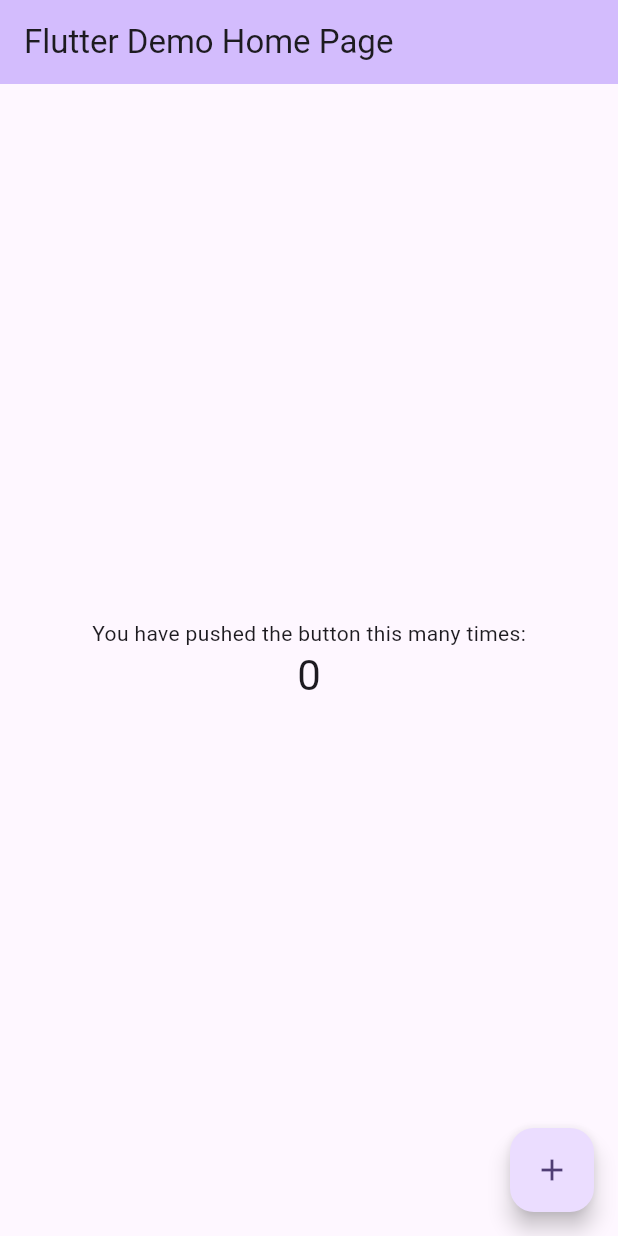
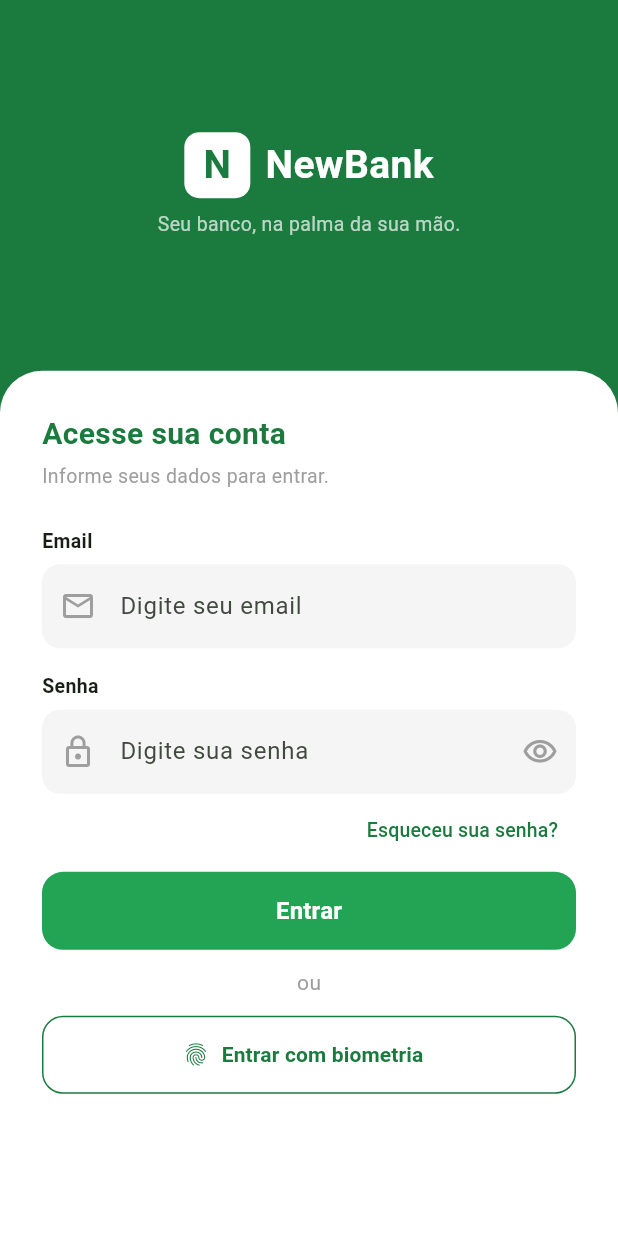
Before and after one commit to ADav1dUnama/NewBank-Flutter, a Flutter app: the screen it shows after launch, on a phone screen of 412 x 824 dp. Run offline on Flutter 3.47's test engine with Material 3 defaults, Android fonts, the light colour scheme and no system bars; our stand-ins replace sqflite; missing offline and left inert: bcrypt; accounts and stored records are empty.

Commit message:
feat: adiciona tela de login NewBank

```diff
--- /dev/null
+++ b/lib/home_screen.dart
@@ -0,0 +1,15 @@
+import 'package:flutter/material.dart';
+
+class HomeScreen extends StatelessWidget {
+  const HomeScreen({super.key});
+
+  @override
+  Widget build(BuildContext context) {
+    return Scaffold(
+      appBar: AppBar(title: const Text('Tela Principal')),
+      body: const Center(
+        child: Text('Login feito com sucesso! 🎉', style: TextStyle(fontSize: 20)),
+      ),
+    );
+  }
+}
--- /dev/null
+++ b/lib/login_screen.dart
@@ -0,0 +1,282 @@
+import 'package:flutter/material.dart';
+import 'home_screen.dart';
+
+class LoginScreen extends StatefulWidget {
+  const LoginScreen({super.key});
+
+  @override
+  State<LoginScreen> createState() => _LoginScreenState();
+}
+
+class _LoginScreenState extends State<LoginScreen> {
+  final _emailController = TextEditingController();
+  final _senhaController = TextEditingController();
+  final _formKey = GlobalKey<FormState>();
+  bool _carregando = false;
+  bool _senhaVisivel = false;
+
+  Future<bool> _verificarCredenciais(String email, String senha) async {
+    await Future.delayed(const Duration(seconds: 1));
+    return email == 'teste@email.com' && senha == '123456';
+  }
+
+  Future<void> _fazerLogin() async {
+    if (!_formKey.currentState!.validate()) return;
+    setState(() => _carregando = true);
+
+    final sucesso = await _verificarCredenciais(
+      _emailController.text.trim(),
+      _senhaController.text.trim(),
+    );
+
+    setState(() => _carregando = false);
+
+    if (sucesso) {
+      Navigator.pushReplacement(
+        context,
+        MaterialPageRoute(builder: (_) => const HomeScreen()),
+      );
+    } else {
+      ScaffoldMessenger.of(context).showSnackBar(
+        const SnackBar(
+          content: Text('Email ou senha incorretos!'),
+          backgroundColor: Colors.red,
+          behavior: SnackBarBehavior.floating,
+        ),
+      );
+    }
+  }
+
+  @override
+  Widget build(BuildContext context) {
+    const verde = Color(0xFF1B7A3E);
+    const verdeClaro = Color(0xFF23A455);
+
+    return Scaffold(
+      backgroundColor: verde,
+      body: SafeArea(
+        child: Column(
+          children: [
+            // ── Topo verde com logo ──
+            Expanded(
+              flex: 3,
+              child: Column(
+                mainAxisAlignment: MainAxisAlignment.center,
+                children: [
+                  Row(
+                    mainAxisAlignment: MainAxisAlignment.center,
+                    children: [
+                      Container(
+                        width: 44,
+                        height: 44,
+                        decoration: BoxDecoration(
+                          color: Colors.white,
+                          borderRadius: BorderRadius.circular(10),
+                        ),
+                        child: const Center(
+                          child: Text(
+                            'N',
+                            style: TextStyle(
+                              color: Color(0xFF1B7A3E),
+                              fontSize: 26,
+                              fontWeight: FontWeight.bold,
+                            ),
+                          ),
+                        ),
+                      ),
+                      const SizedBox(width: 10),
+                      const Text(
+                        'NewBank',
+                        style: TextStyle(
+                          color: Colors.white,
+                          fontSize: 26,
+                          fontWeight: FontWeight.bold,
+                        ),
+                      ),
+                    ],
+                  ),
+                  const SizedBox(height: 8),
+                  const Text(
+                    'Seu banco, na palma da sua mão.',
+                    style: TextStyle(color: Colors.white70, fontSize: 13),
+                  ),
+                ],
+              ),
+            ),
+
+            // ── Card branco ──
+            Expanded(
+              flex: 7,
+              child: Container(
+                width: double.infinity,
+                decoration: const BoxDecoration(
+                  color: Colors.white,
+                  borderRadius: BorderRadius.only(
+                    topLeft: Radius.circular(28),
+                    topRight: Radius.circular(28),
+                  ),
+                ),
+                child: SingleChildScrollView(
+                  padding: const EdgeInsets.symmetric(horizontal: 28, vertical: 28),
+                  child: Form(
+                    key: _formKey,
+                    child: Column(
+                      crossAxisAlignment: CrossAxisAlignment.start,
+                      children: [
+                        const Text(
+                          'Acesse sua conta',
+                          style: TextStyle(
+                            fontSize: 20,
+                            fontWeight: FontWeight.bold,
+                            color: Color(0xFF1B7A3E),
+                          ),
+                        ),
+                        const SizedBox(height: 4),
+                        const Text(
+                          'Informe seus dados para entrar.',
+                          style: TextStyle(color: Colors.grey, fontSize: 13),
+                        ),
+                        const SizedBox(height: 24),
+
+                        // Campo Email
+                        const Text('Email', style: TextStyle(fontWeight: FontWeight.w600, fontSize: 13)),
+                        const SizedBox(height: 6),
+                        TextFormField(
+                          controller: _emailController,
+                          keyboardType: TextInputType.emailAddress,
+                          decoration: InputDecoration(
+                            hintText: 'Digite seu email',
+                            prefixIcon: const Icon(Icons.email_outlined, color: Colors.grey),
+                            filled: true,
+                            fillColor: const Color(0xFFF5F5F5),
+                            border: OutlineInputBorder(
+                              borderRadius: BorderRadius.circular(12),
+                              borderSide: BorderSide.none,
+                            ),
+                            focusedBorder: OutlineInputBorder(
+                              borderRadius: BorderRadius.circular(12),
+                              borderSide: const BorderSide(color: Color(0xFF1B7A3E), width: 1.5),
+                            ),
+                          ),
+                          validator: (value) {
+                            if (value == null || value.isEmpty) return 'Informe o email';
+                            if (!value.contains('@')) return 'Email inválido';
+                            return null;
+                          },
+                        ),
+                        const SizedBox(height: 16),
+
+                        // Campo Senha
+                        const Text('Senha', style: TextStyle(fontWeight: FontWeight.w600, fontSize: 13)),
+                        const SizedBox(height: 6),
+                        TextFormField(
+                          controller: _senhaController,
+                          obscureText: !_senhaVisivel,
+                          decoration: InputDecoration(
+                            hintText: 'Digite sua senha',
+                            prefixIcon: const Icon(Icons.lock_outline, color: Colors.grey),
+                            suffixIcon: IconButton(
+                              icon: Icon(
+                                _senhaVisivel ? Icons.visibility_off_outlined : Icons.visibility_outlined,
+                                color: Colors.grey,
+                              ),
+                              onPressed: () => setState(() => _senhaVisivel = !_senhaVisivel),
+                            ),
+                            filled: true,
+                            fillColor: const Color(0xFFF5F5F5),
+                            border: OutlineInputBorder(
+                              borderRadius: BorderRadius.circular(12),
+                              borderSide: BorderSide.none,
+                            ),
+                            focusedBorder: OutlineInputBorder(
+                              borderRadius: BorderRadius.circular(12),
+                              borderSide: const BorderSide(color: Color(0xFF1B7A3E), width: 1.5),
+                            ),
+                          ),
+                          validator: (value) {
+                            if (value == null || value.isEmpty) return 'Informe a senha';
+                            if (value.length < 6) return 'Mínimo 6 caracteres';
+                            return null;
+                          },
+                        ),
+
+                        // Esqueceu senha
+                        Align(
+                          alignment: Alignment.centerRight,
+                          child: TextButton(
+                            onPressed: () {},
+                            child: const Text(
+                              'Esqueceu sua senha?',
+                              style: TextStyle(color: Color(0xFF1B7A3E), fontSize: 13),
+                            ),
+                          ),
+                        ),
+
+                        const SizedBox(height: 4),
+
+                        // Botão Entrar
+                        SizedBox(
+                          width: double.infinity,
+                          height: 52,
+                          child: ElevatedButton(
+                            onPressed: _carregando ? null : _fazerLogin,
+                            style: ElevatedButton.styleFrom(
+                              backgroundColor: verdeClaro,
+                              shape: RoundedRectangleBorder(
+                                borderRadius: BorderRadius.circular(14),
+                              ),
+                              elevation: 0,
+                            ),
+                            child: _carregando
+                                ? const CircularProgressIndicator(color: Colors.white)
+                                : const Text(
+                                    'Entrar',
+                                    style: TextStyle(
+                                      fontSize: 16,
+                                      fontWeight: FontWeight.bold,
+                                      color: Colors.white,
+                                    ),
+                                  ),
+                          ),
+                        ),
+
+                        const SizedBox(height: 12),
+                        const Center(child: Text('ou', style: TextStyle(color: Colors.grey))),
+                        const SizedBox(height: 12),
+
+                        // Botão Biometria
+                        SizedBox(
+                          width: double.infinity,
+                          height: 52,
+                          child: OutlinedButton.icon(
+                            onPressed: () {},
+                            icon: const Icon(Icons.fingerprint, color: Color(0xFF1B7A3E)),
+                            label: const Text(
+                              'Entrar com biometria',
+                              style: TextStyle(
+                                color: Color(0xFF1B7A3E),
+                                fontWeight: FontWeight.w600,
+                              ),
+                            ),
+                            style: OutlinedButton.styleFrom(
+                              side: const BorderSide(color: Color(0xFF1B7A3E)),
+                              shape: RoundedRectangleBorder(
+                                borderRadius: BorderRadius.circular(14),
+                              ),
+                            ),
+                          ),
+                        ),
+
+                        const SizedBox(height: 16),
+                      ],
+                    ),
+                  ),
+                ),
+              ),
+            ),
+          ],
+        ),
+      ),
+    );
+  }
+}
--- a/lib/main.dart
+++ b/lib/main.dart
@@ -1,5 +1,6 @@
 import 'package:flutter/material.dart';
 import 'package:newbank/database/app_database.dart';
+import 'login_screen.dart';
 
 Future<void> main() async {
   WidgetsFlutterBinding.ensureInitialized();
@@ -10,116 +11,16 @@ Future<void> main() async {
 class MyApp extends StatelessWidget {
   const MyApp({super.key});
 
-  // This widget is the root of your application.
   @override
   Widget build(BuildContext context) {
     return MaterialApp(
-      title: 'Flutter Demo',
+      title: 'NewBank',
+      debugShowCheckedModeBanner: false,
       theme: ThemeData(
-        // This is the theme of your application.
-        //
-        // TRY THIS: Try running your application with "flutter run". You'll see
-        // the application has a purple toolbar. Then, without quitting the app,
-        // try changing the seedColor in the colorScheme below to Colors.green
-        // and then invoke "hot reload" (save your changes or press the "hot
-        // reload" button in a Flutter-supported IDE, or press "r" if you used
-        // the command line to start the app).
-        //
-        // Notice that the counter didn't reset back to zero; the application
-        // state is not lost during the reload. To reset the state, use hot
-        // restart instead.
-        //
-        // This works for code too, not just values: Most code changes can be
-        // tested with just a hot reload.
-        colorScheme: ColorScheme.fromSeed(seedColor: Colors.deepPurple),
+        colorScheme: ColorScheme.fromSeed(seedColor: Colors.green),
+        useMaterial3: true,
       ),
-      home: const MyHomePage(title: 'Flutter Demo Home Page'),
+      home: const LoginScreen(),
     );
   }
 }
-
-class MyHomePage extends StatefulWidget {
-  const MyHomePage({super.key, required this.title});
-
-  // This widget is the home page of your application. It is stateful, meaning
-  // that it has a State object (defined below) that contains fields that affect
-  // how it looks.
-
-  // This class is the configuration for the state. It holds the values (in this
-  // case the title) provided by the parent (in this case the App widget) and
-  // used by the build method of the State. Fields in a Widget subclass are
-  // always marked "final".
-
-  final String title;
-
-  @override
-  State<MyHomePage> createState() => _MyHomePageState();
-}
-
-class _MyHomePageState extends State<MyHomePage> {
-  int _counter = 0;
-
-  void _incrementCounter() {
-    setState(() {
-      // This call to setState tells the Flutter framework that something has
-      // changed in this State, which causes it to rerun the build method below
-      // so that the display can reflect the updated values. If we changed
-      // _counter without calling setState(), then the build method would not be
-      // called again, and so nothing would appear to happen.
-      _counter++;
-    });
-  }
-
-  @override
-  Widget build(BuildContext context) {
-    // This method is rerun every time setState is called, for instance as done
-    // by the _incrementCounter method above.
-    //
-    // The Flutter framework has been optimized to make rerunning build methods
-    // fast, so that you can just rebuild anything that needs updating rather
-    // than having to individually change instances of widgets.
-    return Scaffold(
-      appBar: AppBar(
-        // TRY THIS: Try changing the color here to a specific color (to
-        // Colors.amber, perhaps?) and trigger a hot reload to see the AppBar
-        // change color while the other colors stay the same.
-        backgroundColor: Theme.of(context).colorScheme.inversePrimary,
-        // Here we take the value from the MyHomePage object that was created by
-        // the App.build method, and use it to set our appbar title.
-        title: Text(widget.title),
-      ),
-      body: Center(
-        // Center is a layout widget. It takes a single child and positions it
-        // in the middle of the parent.
-        child: Column(
-          // Column is also a layout widget. It takes a list of children and
-          // arranges them vertically. By default, it sizes itself to fit its
-          // children horizontally, and tries to be as tall as its parent.
-          //
-          // Column has various properties to control how it sizes itself and
-          // how it positions its children. Here we use mainAxisAlignment to
-          // center the children vertically; the main axis here is the vertical
-          // axis because Columns are vertical (the cross axis would be
-          // horizontal).
-          //
-          // TRY THIS: Invoke "debug painting" (choose the "Toggle Debug Paint"
-          // action in the IDE, or press "p" in the console), to see the
-          // wireframe for each widget.
-          mainAxisAlignment: MainAxisAlignment.center,
-          children: [
-            const Text('You have pushed the button this many times:'),
-            Text(
-              '$_counter',
-              style: Theme.of(context).textTheme.headlineMedium,
-            ),
-          ],
-        ),
-      ),
-      floatingActionButton: FloatingActionButton(
-        onPressed: _incrementCounter,
-        tooltip: 'Increment',
-        child: const Icon(Icons.add),
-      ),
-    );
-  }
-}
```
